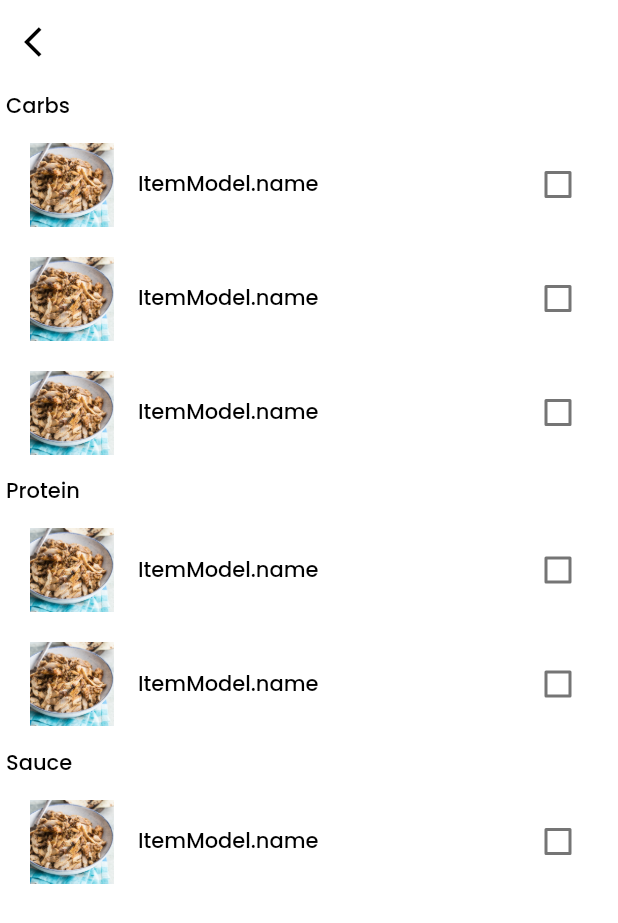
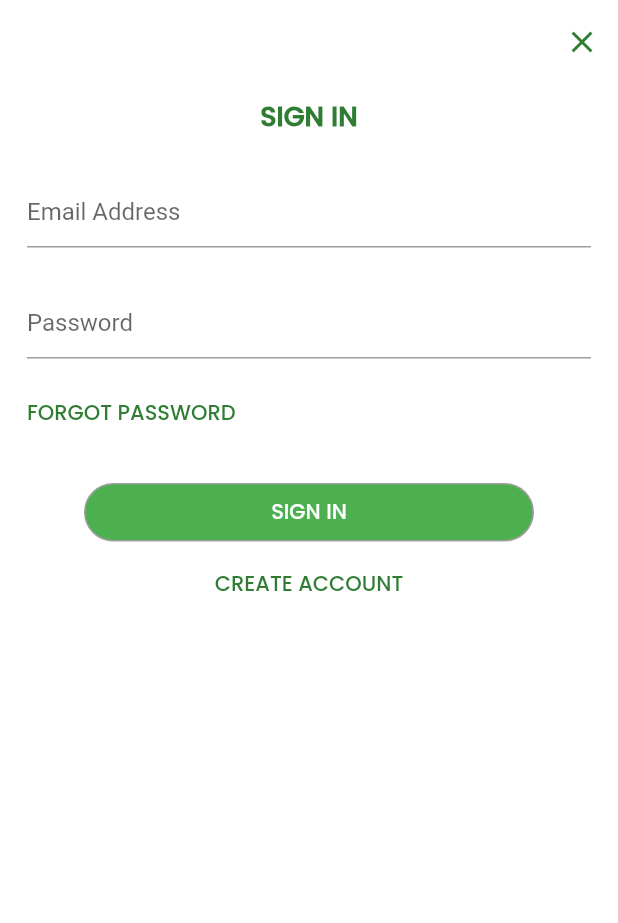
Before and after one commit to physilov/momosnmore, a Flutter app: the screen it shows after launch, on a phone screen of 412 x 824 dp. Shown: the top 923 px of the screen. Run offline on Flutter 3.47's test engine with Material 2 defaults, Android fonts, the phone set to English and light mode, and no system bars; drawn by our look-alikes of grouped_list.

Commit message:
2nnd commit

```diff
--- a/lib/CustomWidgets/customText.dart
+++ b/lib/CustomWidgets/customText.dart
@@ -11,6 +11,6 @@ class CustomText extends StatelessWidget {
 
   @override
   Widget build(BuildContext context) {
-    return Text(text ?? null, style: TextStyle(fontFamily: family ?? 'Poppins',fontSize: size ?? 14, color: colors ?? Colors.black, fontWeight: weight ?? FontWeight.normal),);
+    return Text(text ?? null, style: TextStyle(fontFamily: family ?? 'Poppins',fontSize: size ?? 14, color: colors ?? Colors.green[800], fontWeight: weight ?? FontWeight.normal),);
   }
 }
--- /dev/null
+++ b/lib/Screens/signInScreen.dart
@@ -0,0 +1,109 @@
+import 'package:flutter/material.dart';
+import 'package:momos_and_more/CustomWidgets/customText.dart';
+import 'package:momos_and_more/Screens/buildYourBowl.dart';
+import 'package:momos_and_more/Screens/registerScreen.dart';
+import 'package:momos_and_more/helpers/changeScreen.dart';
+
+class LoginScreen extends StatefulWidget {
+  const LoginScreen({Key key}) : super(key: key);
+
+  @override
+  _LoginScreenState createState() => _LoginScreenState();
+}
+
+class _LoginScreenState extends State<LoginScreen> {
+  @override
+  Widget build(BuildContext context) {
+    return Scaffold(
+      appBar: AppBar(
+        actions: [
+          IconButton(
+            icon: const Icon(Icons.close),
+            color: Colors.green[800],
+            onPressed: (){
+              Navigator.of(context).pop();
+            },
+          )
+
+        ],
+        backgroundColor: Colors.white,
+        elevation: 0.0,
+      ),
+      backgroundColor: Colors.white,
+      body: SingleChildScrollView(
+        child: Column(
+          children: [
+            Padding(
+              padding: const EdgeInsets.all(8.0),
+              child: Row(
+                mainAxisAlignment: MainAxisAlignment.center,
+                children: [
+                  CustomText(text: "SIGN IN", size: 18, weight: FontWeight.bold, colors: Colors.green[800],),
+
+                ],
+              ),
+            ),
+            SizedBox(height: 10,),
+            Padding(
+              padding: const EdgeInsets.fromLTRB(18.0,8,18,8),
+              child: TextFormField(
+                controller: null,
+                decoration: InputDecoration(
+                    hintText: "Email Address"
+                ),
+              ),
+            ),
+            Padding(
+              padding: const EdgeInsets.all(18.0),
+              child: TextFormField(
+                obscureText: true,
+                controller: null,
+                decoration: InputDecoration(
+                    hintText: "Password",
+
+                ),
+              ),
+            ),
+            Row(
+              mainAxisAlignment: MainAxisAlignment.start,
+              children: [
+                Padding(
+                  padding: const EdgeInsets.fromLTRB(18,8,18,8),
+                  child: CustomText(text: "FORGOT PASSWORD", colors: Colors.green[800],),
+                ),
+              ],
+            ),
+            SizedBox(height: 20,),
+            Padding(
+              padding: const EdgeInsets.all(8.0),
+              child: Container(
+                alignment: Alignment.center,
+                width: 300,
+                decoration: BoxDecoration(
+                  border: Border.all(color: Colors.grey),
+                  borderRadius: BorderRadius.circular(20),
+                  color: Colors.green,
+                ),
+                child: Padding(
+                  padding: const EdgeInsets.all(8.0),
+                  child: GestureDetector(
+                      onTap: (){
+                        changeScreen(context, BuildYourBowl());
+                      },
+                      child: CustomText(text: "SIGN IN", colors: Colors.white,)),
+                ),
+              ),
+            ),
+            SizedBox(height: 10,),
+            GestureDetector(
+                onTap: (){
+                  changeScreen(context, RegisterScreen());
+                },
+                child: CustomText(text: "CREATE ACCOUNT", colors: Colors.green[800],)),
+          ],
+        ),
+      ),
+
+    );
+  }
+}
--- a/lib/main.dart
+++ b/lib/main.dart
@@ -1,5 +1,7 @@
 import 'package:flutter/material.dart';
 import 'package:momos_and_more/Screens/buildYourBowl.dart';
+import 'package:momos_and_more/Screens/registerScreen.dart';
+import 'package:momos_and_more/Screens/signInScreen.dart';
 
 void main() {
   runApp(MyApp());
@@ -27,7 +29,7 @@ class MyApp extends StatelessWidget {
         backgroundColor: Colors.purple,
         scaffoldBackgroundColor: Colors.white,
       ),
-      home: BuildYourBowl(),
+      home: LoginScreen(),
     );
   }
 }
```
Also changed, not shown: lib/CustomModels/ItemModel.dart (+8 -1 lines), lib/Screens/buildYourBowl.dart (+30 -3 lines), lib/Screens/registerScreen.dart (added, +198 -0 lines), lib/helpers/changeScreen.dart (added, +9 -0 lines), lib/CustomModels/userModel.dart (added).
